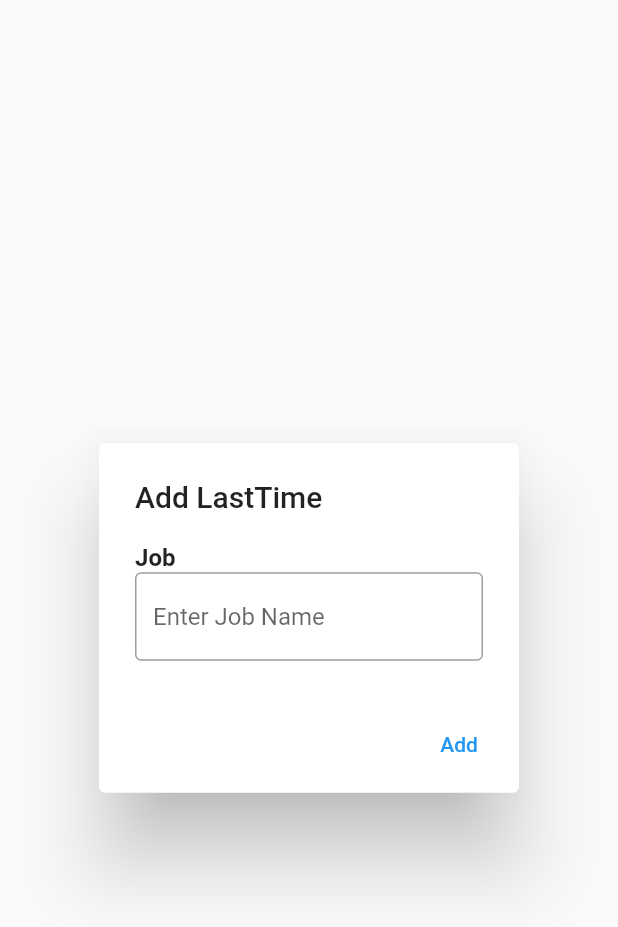
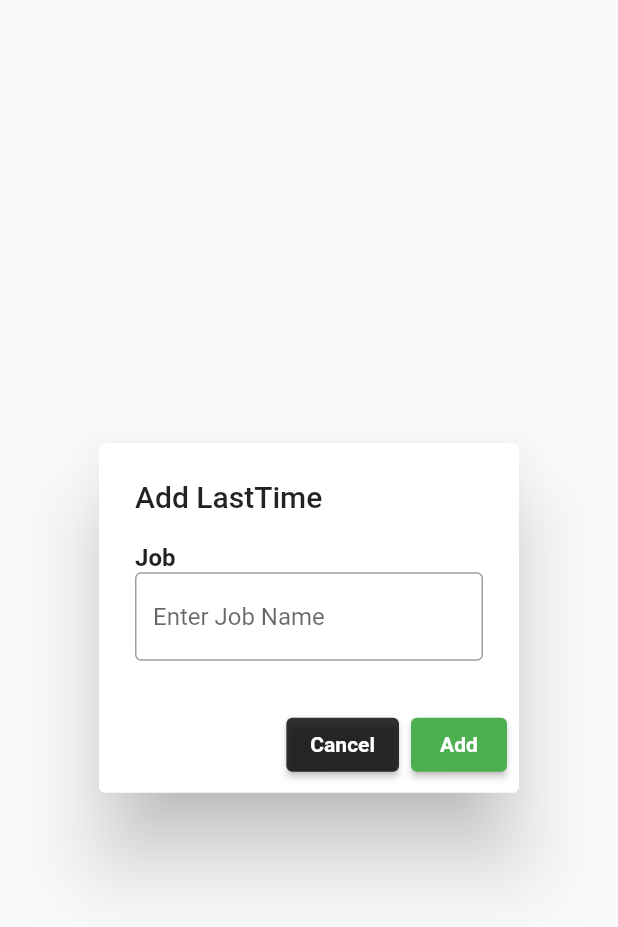
Before and after one commit to karnzx/flutter_last_time_jobs, a Flutter app: the SecondScreen widget shown alone on an empty page, opened directly, on a phone screen of 412 x 824 dp. Shown: the top 927 px of the screen. Run offline on Flutter 3.47's test engine with Material 2 defaults, Android fonts, the phone set to English and light mode, and no system bars; our stand-ins replace hive, hive_flutter; accounts and stored records are empty.

Commit message:
add actions button to dialog

```diff
--- a/lib/Screens/second_screen.dart
+++ b/lib/Screens/second_screen.dart
@@ -41,6 +41,7 @@ class _SecondScreenState extends State<SecondScreen> {
         ),
       ),
       actions: <Widget>[
+        cancelButton(context),
         addButton(context, isEditing: isEditing),
       ],
     );
@@ -62,10 +63,22 @@ class _SecondScreenState extends State<SecondScreen> {
     );
   }
 
+  Widget cancelButton(BuildContext context) {
+    return ElevatedButton(
+      onPressed: () {
+        Navigator.of(context).pop();
+      },
+      child: Text('Cancel'),
+      style: ElevatedButton.styleFrom(
+          primary: Colors.black.withOpacity(0.8),
+          textStyle: TextStyle(fontWeight: FontWeight.bold)),
+    );
+  }
+
   Widget addButton(BuildContext context, {required bool isEditing}) {
     final text = isEditing ? 'Save' : 'Add';
 
-    return TextButton(
+    return ElevatedButton(
       child: Text(text),
       onPressed: () async {
         final job = jobController.text;
@@ -76,6 +89,9 @@ class _SecondScreenState extends State<SecondScreen> {
 
         Navigator.of(context).pop();
       },
+      style: ElevatedButton.styleFrom(
+          primary: Colors.green,
+          textStyle: TextStyle(fontWeight: FontWeight.bold)),
     );
   }
 }
```
